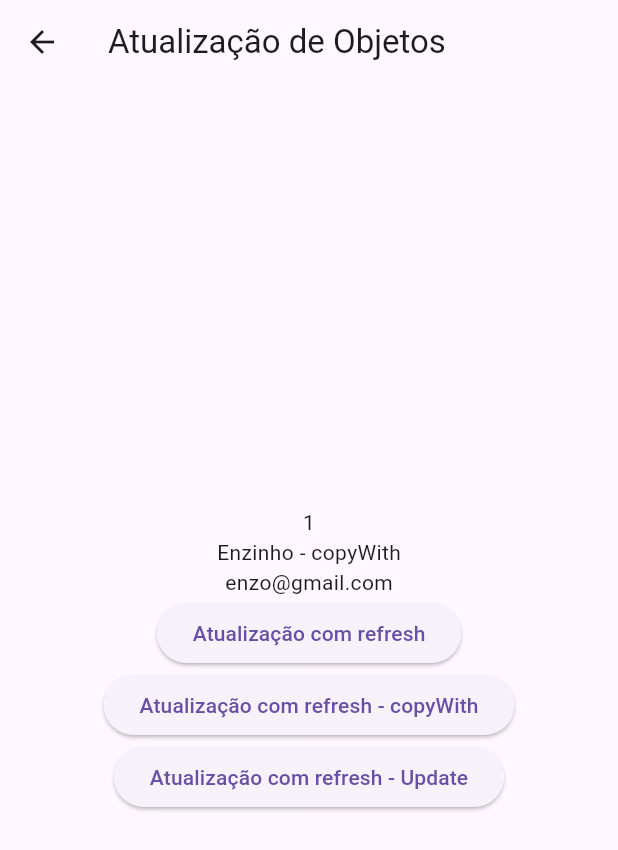
After one commit to enzozami/flutter-getx-state-manager-study, a Flutter app: the AtualizacaoObjetosPage screen opened by its route, after a tap on "Atualização com refresh", after a tap on "Atualização com refresh - copyWith", on a phone screen of 412 x 824 dp. The commit adds this screen. Shown: the top 850 px of the screen. Run offline on Flutter 3.47's test engine with Material 3 defaults, Android fonts, the phone set to English and light mode, and no system bars; our stand-ins replace get.

Commit message:
feat(atualizacao): atualizacao dos valores de tres formas diferentes

```diff
--- /dev/null
+++ b/lib/atualizacao/atualizacao_objetos_page.dart
@@ -0,0 +1,58 @@
+import 'package:flutter/material.dart';
+import 'package:get/get_rx/get_rx.dart';
+import 'package:get/get_state_manager/src/rx_flutter/rx_obx_widget.dart';
+import 'package:get_state_manager/atualizacao/usuario_model.dart';
+
+class AtualizacaoObjetosPage extends StatelessWidget {
+  final usuarioModel = UsuarioModel(
+    id: 1,
+    nome: 'Enzo',
+    email: 'enzo@gmail.com',
+  ).obs;
+
+  AtualizacaoObjetosPage({super.key});
+
+  @override
+  Widget build(BuildContext context) {
+    return Scaffold(
+      appBar: AppBar(
+        title: const Text('Atualização de Objetos'),
+      ),
+      body: Center(
+        child: Column(
+          mainAxisAlignment: MainAxisAlignment.center,
+          children: [
+            Obx(() {
+              return Text(usuarioModel.value.id.toString());
+            }),
+            Obx(() {
+              return Text(usuarioModel.value.nome);
+            }),
+            Obx(() {
+              return Text(usuarioModel.value.email);
+            }),
+            ElevatedButton(
+              onPressed: () {
+                usuarioModel.value.nome = 'Enzinho';
+                usuarioModel.refresh();
+              },
+              child: Text('Atualização com refresh'),
+            ),
+            ElevatedButton(
+              onPressed: () {
+                usuarioModel.value = usuarioModel.value.copyWith(nome: 'Enzinho - copyWith');
+              },
+              child: Text('Atualização com refresh - copyWith'),
+            ),
+            ElevatedButton(
+              onPressed: () {
+                usuarioModel.update((usuario) => usuario?.nome = 'Enzinho - Update');
+              },
+              child: Text('Atualização com refresh - Update'),
+            ),
+          ],
+        ),
+      ),
+    );
+  }
+}
--- /dev/null
+++ b/lib/atualizacao/usuario_model.dart
@@ -0,0 +1,22 @@
+class UsuarioModel {
+  int id;
+  String nome;
+  String email;
+  UsuarioModel({
+    required this.id,
+    required this.nome,
+    required this.email,
+  });
+
+  UsuarioModel copyWith({
+    int? id,
+    String? nome,
+    String? email,
+  }) {
+    return UsuarioModel(
+      id: id ?? this.id,
+      nome: nome ?? this.nome,
+      email: email ?? this.email,
+    );
+  }
+}
--- a/lib/home_page.dart
+++ b/lib/home_page.dart
@@ -32,6 +32,10 @@ class HomePage extends StatelessWidget {
               onPressed: () => Get.toNamed('/tiposObs'),
               child: Text('Tipos Obs'),
             ),
+            TextButton(
+              onPressed: () => Get.toNamed('/atualizacao'),
+              child: Text('Atualização de Objetos'),
+            ),
           ],
         ),
       ),
--- a/lib/main.dart
+++ b/lib/main.dart
@@ -1,5 +1,6 @@
 import 'package:flutter/material.dart';
 import 'package:get/route_manager.dart';
+import 'package:get_state_manager/atualizacao/atualizacao_objetos_page.dart';
 import 'package:get_state_manager/basico/reatividade_page.dart';
 import 'package:get_state_manager/home_page.dart';
 import 'package:get_state_manager/tipos/tipos_obs_page.dart';
@@ -24,6 +25,7 @@ class MyApp extends StatelessWidget {
         GetPage(
             name: '/tiposReativosGenericosNulos', page: () => TiposReativosGenericosNulosPage()),
         GetPage(name: '/tiposObs', page: () => TiposObsPage()),
+        GetPage(name: '/atualizacao', page: () => AtualizacaoObjetosPage()),
       ],
     );
   }
```
